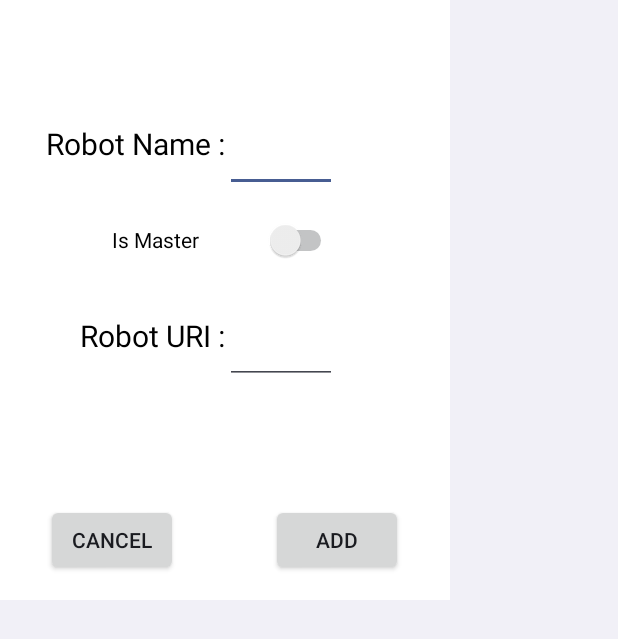
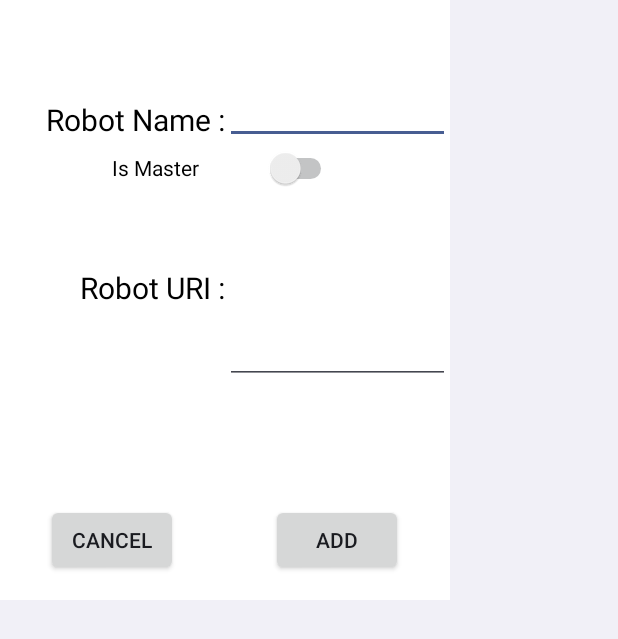
Before and after one commit to DoryeongPark/MobileController, an Android app: the layout addrobot.xml on its own in the app's theme, with its tools: preview values and no code run, on a phone screen of 412 x 824 dp. Shown: the top 639 px of the screen. Run offline under Robolectric (Android 15) with nearby library versions, the phone set to English and light mode, and no system bars.

Commit message:
merge again on db del,mod

```diff
--- a/app/src/main/AndroidManifest.xml
+++ b/app/src/main/AndroidManifest.xml
@@ -42,6 +42,11 @@
             android:theme="@android:style/Theme.DeviceDefault.Dialog.NoActionBar">
 
         </activity>
+        <activity
+            android:name=".RobotModifyDialog"
+            android:theme="@android:style/Theme.DeviceDefault.Dialog.NoActionBar">
+
+        </activity>
         <service android:name="com.wonikrobotics.ros.CustomNodeMainExecutorService" android:exported="false">
             <intent-filter>
                 <action android:name="com.wonikrobotics.ros.CustomNodeMainExecutorService"/>
--- a/app/src/main/java/com/wonikrobotics/mobilecontroller/database/DbOpenHelper.java
+++ b/app/src/main/java/com/wonikrobotics/mobilecontroller/database/DbOpenHelper.java
@@ -58,16 +58,13 @@ public class DbOpenHelper {
 
     }
 
-    public boolean updateCulumn(String idx, String name, String uri, String master, String controller, String velocity, String angular) {
+    public boolean updateCulumn(String idx, String name, String uri, String master) {
 //        mDB.rawQuery("UPDATE "+DataBases.CreateDB._TABLENAME+" SET "+DataBases.CreateDB.NAME+"="+name+", "+DataBases.CreateDB.URI+"="+uri+" WHERE "+DataBases.CreateDB.IDX+"="+idx+";",null);
         Log.d("DataBase","update the value"+name+","+uri);
         ContentValues values = new ContentValues();
         values.put(DataBases.CreateDB.NAME, name);
         values.put(DataBases.CreateDB.URI, uri);
         values.put(DataBases.CreateDB.MASTER, master);
-        values.put(DataBases.CreateDB.CONTROLLER, controller);
-        values.put(DataBases.CreateDB.VELOCITY, velocity);
-        values.put(DataBases.CreateDB.ANGULAR, angular);
         return mDB.update(DataBases.CreateDB._TABLENAME, values, "idx="+idx, null) > 0;
 
     }
--- a/app/src/main/java/com/wonikrobotics/views/VelocityDisplay.java
+++ b/app/src/main/java/com/wonikrobotics/views/VelocityDisplay.java
@@ -7,7 +7,6 @@ import android.graphics.LinearGradient;
 import android.graphics.Paint;
 import android.graphics.RectF;
 import android.graphics.Shader;
-import android.util.Log;
 import android.view.View;
 
 /**
@@ -34,7 +33,6 @@ public class VelocityDisplay extends View {
             grad = new Paint();
             grad.setShader(shader);
         }
-        Log.e("onDraw",String.valueOf(canvas.getWidth())+","+String.valueOf(canvas.getHeight()));
         rf = new RectF(10,2,20,canvas.getHeight()-2);
         canvas.drawRect(rf,grad);
         rf.set(20,2,(canvas.getWidth()-20)*(this.vel/100f)+10,canvas.getHeight()-2);
--- a/app/src/main/res/layout/addrobot.xml
+++ b/app/src/main/res/layout/addrobot.xml
@@ -2,73 +2,73 @@
 <LinearLayout xmlns:android="http://schemas.android.com/apk/res/android"
     android:layout_width="300dp"
     android:layout_height="400dp"
-    android:orientation="vertical"
-    android:background="#ffffff">
+    android:background="#ffffff"
+    android:orientation="vertical">
     <LinearLayout
         android:layout_width="match_parent"
         android:layout_height="0px"
         android:layout_weight="4"
-        android:weightSum="5"
         android:gravity="center"
-        android:orientation="vertical">
+        android:orientation="vertical"
+        android:weightSum="5">
         <LinearLayout
             android:layout_width="match_parent"
             android:layout_height="0px"
-            android:layout_weight="1"
-            android:weightSum="4"
-            android:orientation="horizontal">
+            android:layout_weight="0.5"
+            android:orientation="horizontal"
+            android:weightSum="4">
             <TextView
                 android:layout_width="0px"
                 android:layout_height="match_parent"
                 android:layout_weight="2"
+                android:gravity="right|center_vertical"
+                android:text="Robot Name :"
                 android:textColor="#000000"
-                android:textSize="9pt"
-                android:gravity="right|center_vertical"
-                android:text="Robot Name :"/>
+                android:textSize="9pt" />
             <EditText
                 android:id="@+id/register_robotname"
                 android:layout_width="0px"
                 android:layout_height="match_parent"
-                android:layout_weight="1"
+                android:layout_weight="2"
                 android:textColor="#000000"/>
         </LinearLayout>
         <LinearLayout
             android:layout_width="match_parent"
             android:layout_height="0px"
-            android:layout_weight="1"
+            android:layout_weight="0.5"
             android:gravity="center"
-            android:weightSum="4"
-            android:orientation="horizontal">
+            android:orientation="horizontal"
+            android:weightSum="4">
 
             <Switch
+                android:id="@+id/master_switch"
                 android:layout_width="0dp"
                 android:layout_height="match_parent"
+                android:layout_weight="2"
                 android:text="Is Master"
-                android:textColor="#000000"
-                android:id="@+id/master_switch"
-                android:layout_weight="2" />
+                android:textColor="#000000" />
 
 
         </LinearLayout>
         <LinearLayout
             android:layout_width="match_parent"
             android:layout_height="0px"
-            android:layout_weight="1"
-            android:weightSum="4"
-            android:orientation="horizontal">
+            android:layout_weight="2"
+            android:orientation="horizontal"
+            android:weightSum="4">
             <TextView
                 android:layout_width="0px"
                 android:layout_height="match_parent"
                 android:layout_weight="2"
+                android:gravity="right|center_vertical"
+                android:text="Robot URI :"
                 android:textColor="#000000"
-                android:textSize="9pt"
-                android:gravity="right|center_vertical"
-                android:text="Robot URI :"/>
+                android:textSize="9pt" />
             <EditText
                 android:id="@+id/register_roboturi"
                 android:layout_width="0px"
                 android:layout_height="match_parent"
-                android:layout_weight="1"
+                android:layout_weight="2"
                 android:textColor="#000000"/>
         </LinearLayout>
     </LinearLayout>
@@ -81,8 +81,8 @@
             android:layout_width="0px"
             android:layout_height="match_parent"
             android:layout_weight="1"
-            android:orientation="vertical"
-            android:gravity="center">
+            android:gravity="center"
+            android:orientation="vertical">
             <Button
                 android:id="@+id/btn_register_cancel"
                 android:layout_width="wrap_content"
@@ -93,8 +93,8 @@
             android:layout_width="0px"
             android:layout_height="match_parent"
             android:layout_weight="1"
-            android:orientation="vertical"
-            android:gravity="center">
+            android:gravity="center"
+            android:orientation="vertical">
             <Button
                 android:id="@+id/btn_register_register"
                 android:layout_width="wrap_content"
```
Also changed, not shown: app/src/main/java/com/wonikrobotics/controller/DoubleLeverCalculator.java (added, +35 -0 lines), app/src/main/java/com/wonikrobotics/controller/JogJoystick.java (+10 -20 lines), app/src/main/java/com/wonikrobotics/controller/SteerTypeJoystick.java (+9 -13 lines), app/src/main/java/com/wonikrobotics/mobilecontroller/RobotController.java (+19 -4 lines), app/src/main/java/com/wonikrobotics/mobilecontroller/RobotModifyDialog.java (added, +66 -0 lines), app/src/main/java/com/wonikrobotics/mobilecontroller/SelectRobot.java (+60 -3 lines), app/src/main/res/layout/selectrobot.xml (+25 -9 lines), app/src/main/res/drawable/delete.png (added), app/src/main/res/drawable/mod.png (added).
